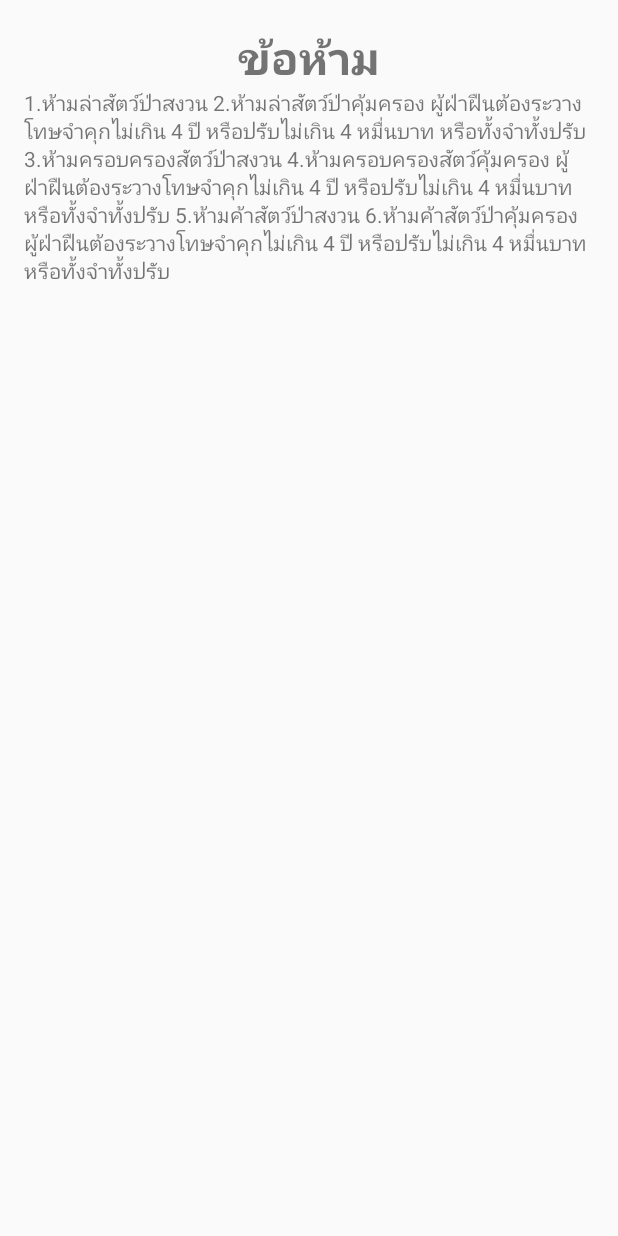
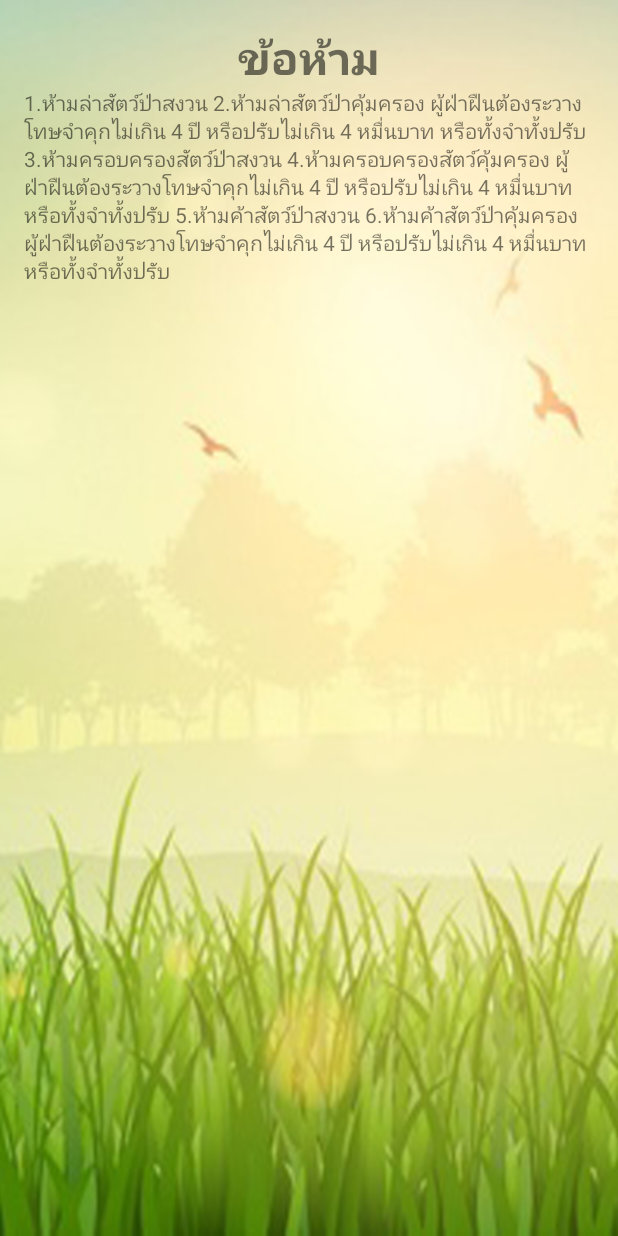
Before and after one commit to Somruethai02/Start5jan, an Android app: the Law2 screen opened directly, with no data from a screen before it, on a phone screen of 412 x 824 dp. Run offline under Robolectric (Android 15) with nearby library versions, the phone set to English and light mode, and no system bars.

Commit message:
Start 5 jan

```diff
--- a/app/src/main/res/layout/activity_law2.xml
+++ b/app/src/main/res/layout/activity_law2.xml
@@ -8,7 +8,8 @@
     android:paddingLeft="@dimen/activity_horizontal_margin"
     android:paddingRight="@dimen/activity_horizontal_margin"
     android:paddingTop="@dimen/activity_vertical_margin"
-    tools:context="com.example.rtc.somruethaianusa.test.Law2">
+    tools:context="com.example.rtc.somruethaianusa.test.Law2"
+    android:background="@drawable/rrr">
 
     <ScrollView
         android:layout_width="match_parent"
```
